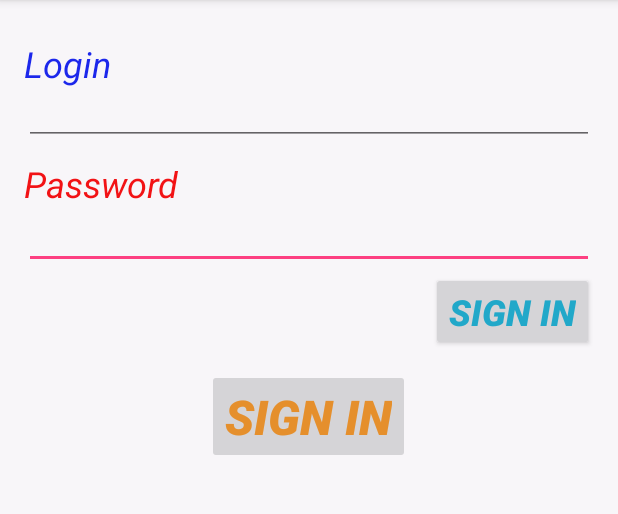
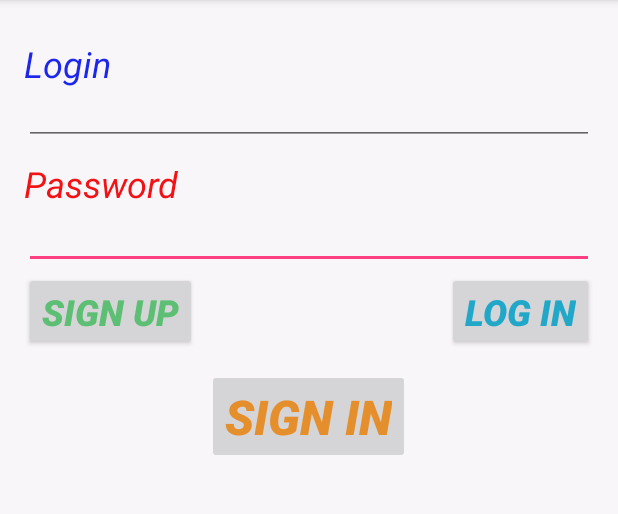
Before and after one commit to vasterlord/MyApplication, an Android app: the screen it shows after launch (MainActivity), on a phone screen of 412 x 824 dp, the part 84-598 px from its top. Run offline under Robolectric (Android 15) with nearby library versions, the phone set to English and light mode, and no system bars.

```diff
--- a/app/src/main/java/com/example/yulian/myapplication/MainActivity.java
+++ b/app/src/main/java/com/example/yulian/myapplication/MainActivity.java
@@ -16,6 +16,7 @@ public class MainActivity extends AppCompatActivity  {
     TextView textView;
     Button button;
     Button button1;
+    Button button2;
     EditText editText;
     EditText editText3;
     @Override
@@ -28,11 +29,18 @@ public class MainActivity extends AppCompatActivity  {
         editText3= (EditText) findViewById(R.id.editText3);
         button = (Button) findViewById(R.id.button);
         button1 = (Button) findViewById(R.id.button1);
+        button2 = (Button) findViewById(R.id.button2);
         button1.setEnabled(false);
         button.setOnClickListener(new View.OnClickListener() {
             @Override
             public void onClick(View v) {
-                if (v.getId() == R.id.button)
+                button1.setEnabled(true);
+            }
+        });
+        button2.setOnClickListener(new View.OnClickListener() {
+            @Override
+            public void onClick(View v) {
+                if (v.getId() == R.id.button2)
                 {
                     Intent i = new Intent(MainActivity.this , Sign_up.class);
                     startActivity(i);
--- a/app/src/main/res/layout/activity_main.xml
+++ b/app/src/main/res/layout/activity_main.xml
@@ -64,7 +64,7 @@
     <Button
         android:layout_width="wrap_content"
         android:layout_height="wrap_content"
-        android:text="Sign in"
+        android:text="Log in"
         android:id="@+id/button"
         android:layout_gravity="right|top"
         android:layout_marginTop="165dp"
@@ -83,4 +83,15 @@
         android:textStyle="bold|italic"
         android:textSize="@dimen/abc_dropdownitem_icon_width" />
 
+    <Button
+        android:layout_width="wrap_content"
+        android:layout_height="wrap_content"
+        android:text="Sign up"
+        android:id="@+id/button2"
+        android:layout_gravity="left|top"
+        android:layout_marginTop="165dp"
+        android:textColor="#5cc272"
+        android:textStyle="bold|italic"
+        android:textSize="@dimen/abc_dialog_padding_material" />
+
 </FrameLayout>
```
